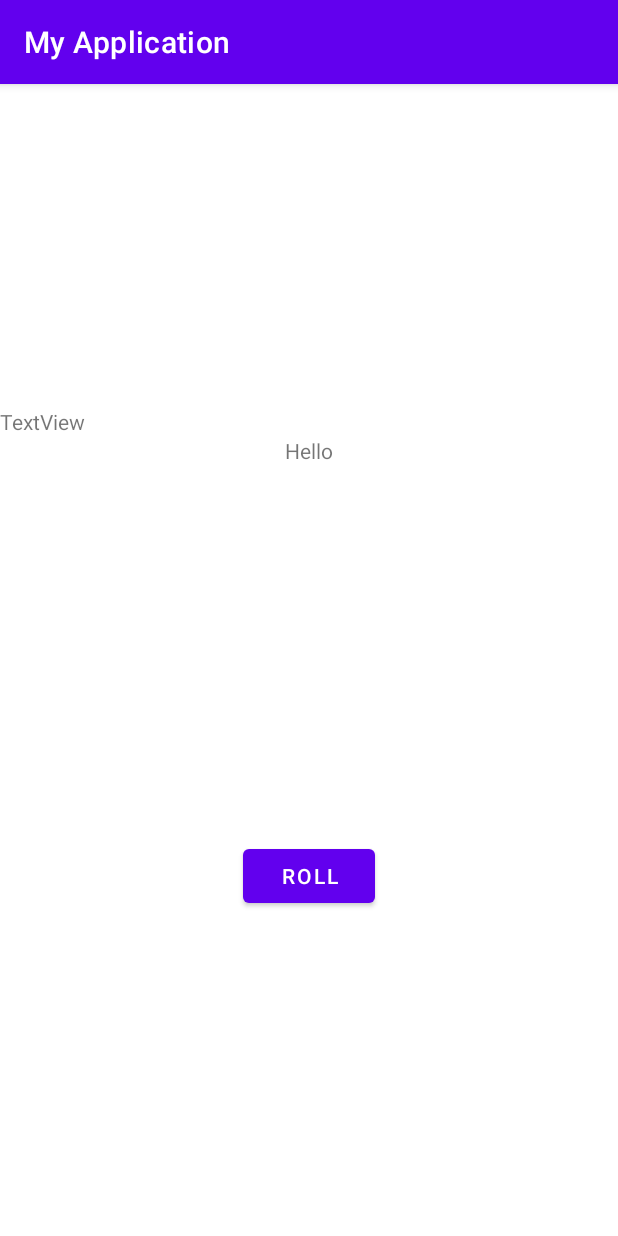
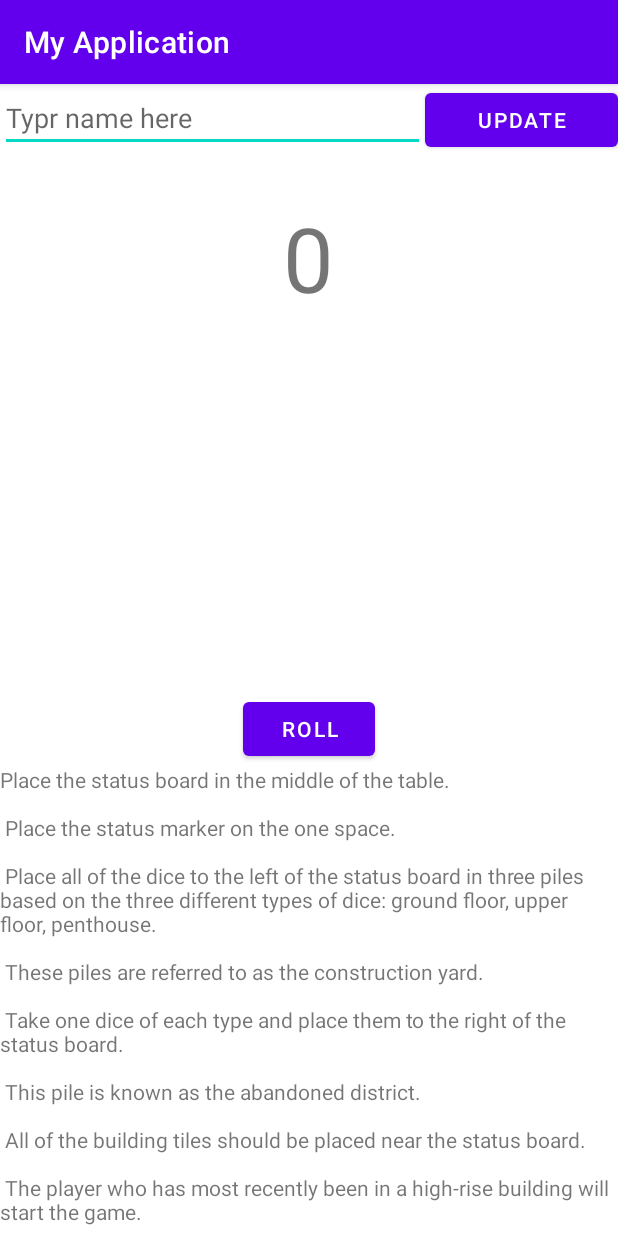
Before and after one commit to hong0518/MyApplication, an Android app: the screen it shows after launch (MainActivity), on a phone screen of 412 x 824 dp. Run offline under Robolectric (Android 15) with nearby library versions, the phone set to English and light mode, and no system bars.

Commit message:
Commit 20220719 1029 -Added user interactivity -EditText added -Update button added

```diff
--- a/app/src/main/java/com/example/myapplication/MainActivity.kt
+++ b/app/src/main/java/com/example/myapplication/MainActivity.kt
@@ -1,27 +1,35 @@
 package com.example.myapplication
 
+import android.content.Context
+import android.inputmethodservice.InputMethodService
 import androidx.appcompat.app.AppCompatActivity
 import android.os.Bundle
-import android.widget.Button
-import android.widget.ImageView
-import android.widget.TextView
-import android.widget.Toast
+import android.view.View
+import android.view.inputmethod.InputMethodManager
+import android.widget.*
 
 class MainActivity : AppCompatActivity() {
     lateinit  var diceImg : ImageView
     lateinit var numberText : TextView
+    lateinit var editPlayerName : EditText
+    lateinit var playerNameTV : TextView
     override fun onCreate(savedInstanceState: Bundle?) {
         super.onCreate(savedInstanceState)
         setContentView(R.layout.activity_main)
         diceImg = findViewById(R.id.diceImg)
         numberText = findViewById(R.id.numberText)
+        editPlayerName = findViewById(R.id.editPlayerName)
+        playerNameTV = findViewById(R.id.playerName)
         val rollButton: Button = findViewById(R.id.rollButton)
         rollButton.setOnClickListener{ rollDice()}
+        val updateButton = findViewById<Button>(R.id.updatePlayerNameBtn)
+        updateButton.setOnClickListener{updatePlayerName(it)}
     }
 
     private fun rollDice(){
         val randomNumb = (1..6).random()
 //        val diceImg:ImageView = findViewById(R.id.diceImg)
+
    //     numberText.text = randomNumb.toString()
         val imgSrc = when(randomNumb){
             1 -> R.drawable.dice_1
@@ -36,4 +44,16 @@ class MainActivity : AppCompatActivity() {
 
         Toast.makeText(this, randomNumb.toString(),Toast.LENGTH_SHORT).show()
     }
-}
+
+    private fun updatePlayerName(view : View) {
+        playerNameTV.text = editPlayerName.text
+
+        //editPlayerName.text = null
+        editPlayerName.setText(" ")
+        editPlayerName.clearFocus()
+
+        //Hide Keyboard after update
+
+        val imm = getSystemService(Context.INPUT_METHOD_SERVICE) as InputMethodManager
+        imm.hideSoftInputFromWindow(view.windowToken, 0)
+    }}
--- a/app/src/main/res/layout/activity_main.xml
+++ b/app/src/main/res/layout/activity_main.xml
@@ -8,20 +8,41 @@
     android:orientation="vertical"
     tools:context=".MainActivity">
 
+    <LinearLayout
+        android:layout_width="match_parent"
+        android:layout_height="wrap_content"
+        android:orientation="horizontal">
+        <EditText
+            android:id="@+id/editPlayerName"
+            android:layout_width="wrap_content"
+            android:layout_height="wrap_content"
+            android:layout_weight="4"
+            android:hint="@string/editPlayerName"
+            />
+        <Button
+            android:id="@+id/updatePlayerNameBtn"
+            android:layout_width="wrap_content"
+            android:layout_height="wrap_content"
+            android:layout_weight="1"
+            android:text="@string/upatePlayerName"
+            />
+    </LinearLayout>
+
     <TextView
         android:id="@+id/playerName"
-        android:layout_width="match_parent"
+        android:layout_width="wrap_content"
         android:layout_height="wrap_content"
-
-        android:text="TextView" />
+        android:layout_gravity="center_horizontal"
+        android:text="@string/playerName"
+        android:textSize="20sp" />
 
     <TextView
         android:id="@+id/numberText"
         android:layout_width="wrap_content"
         android:layout_height="wrap_content"
         android:layout_gravity="center_horizontal"
-        android:text="Hello"
-        style="@style/nameStyle" />
+        android:text="0"
+        android:textSize="60sp" />
 
     <ImageView
             android:id="@+id/diceImg"
@@ -38,5 +59,22 @@
         android:layout_gravity="center_horizontal"
         android:text="Roll" />
 
+    <ScrollView
+        android:layout_width="match_parent"
+        android:layout_height="match_parent">
+
+        <LinearLayout
+            android:layout_width="match_parent"
+            android:layout_height="wrap_content"
+            android:orientation="vertical" >
+
+            <TextView
+                android:id="@+id/textView"
+                android:layout_width="match_parent"
+                android:layout_height="wrap_content"
+                android:text="@string/rollDiceValue"/>
+        </LinearLayout>
+    </ScrollView>
+
 
 </LinearLayout>
--- a/app/src/main/res/values/strings.xml
+++ b/app/src/main/res/values/strings.xml
@@ -1,4 +1,19 @@
 <resources>
     <string name="app_name">My Application</string>
-
+    <string name="playerName"></string>
+    <string name="rollDiceValue">Place the status board in the middle of the table.
+        \n\n Place the status marker on the one space.
+        \n\n Place all of the dice to the left of the status board in three piles based on the three different types of dice: ground floor, upper floor, penthouse.
+        \n\n These piles are referred to as the construction yard.
+        \n\n Take one dice of each type and place them to the right of the status board.
+        \n\n This pile is known as the abandoned district.
+        \n\n All of the building tiles should be placed near the status board.
+        \n\n The player who has most recently been in a high-rise building will start the game.
+        \n\n Starting with the first player and moving clockwise players will receive one die set to a specific ground floor to start the game.
+        \n\n The first player will receive a high-rise/orange ground floor.
+        \n\n The second player will receive a mid-rise/blue ground floor.
+        \n\n The third player will get a low-rise/purple ground floor.
+        \n\n The fourth player receives no die at the beginning of the game.</string>
+    <string name="editPlayerName">Typr name here</string>
+    <string name="upatePlayerName">UPDATE</string>
 </resources>
```
